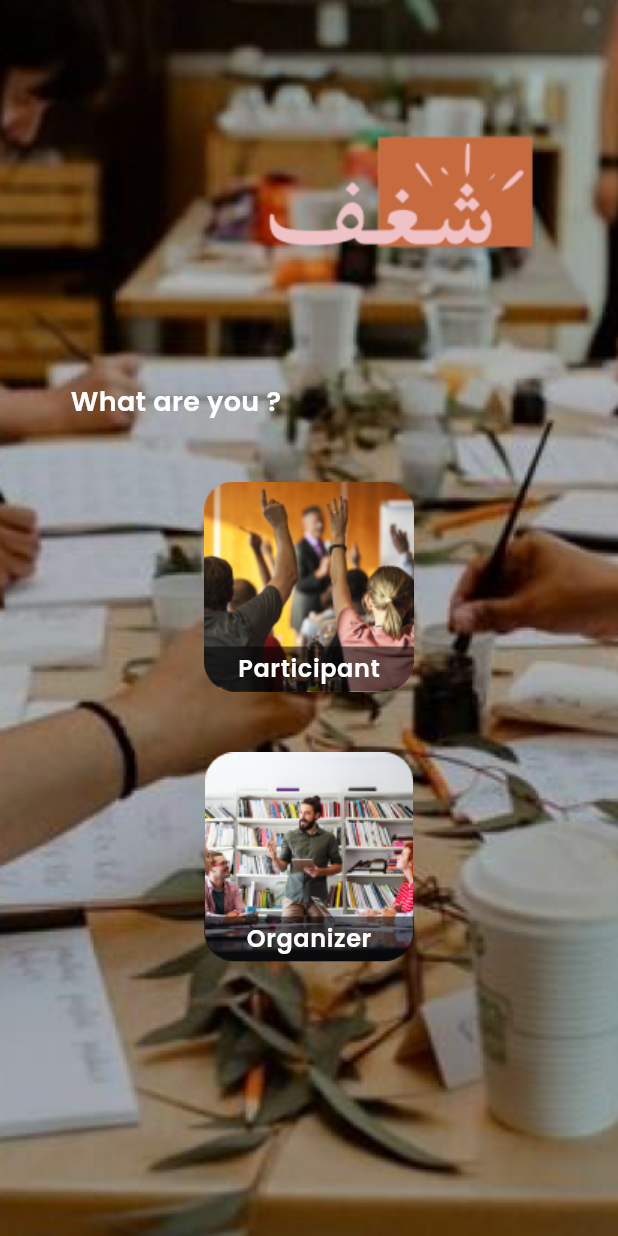
After one commit to Rahafahg/shaghaf, a Flutter app: the SelectRoleScreen screen opened directly, on a phone screen of 412 x 824 dp. The commit adds this screen. Run offline on Flutter 3.47's test engine with Material 3 defaults, Android fonts, the phone set to English and light mode, and no system bars; our stand-ins replace introduction_screen.

Commit message:
select role finished

```diff
--- a/lib/screens/other_screens/onboarding_screen.dart
+++ b/lib/screens/other_screens/onboarding_screen.dart
@@ -1,8 +1,9 @@
-import 'dart:developer';
 import 'package:flutter/material.dart';
 import 'package:introduction_screen/introduction_screen.dart';
 import 'package:shaghaf/constants/constants.dart';
+import 'package:shaghaf/extensions/screen_nav.dart';
 import 'package:shaghaf/extensions/screen_size.dart';
+import 'package:shaghaf/screens/other_screens/select_role_screen.dart';
 import 'package:shaghaf/widgets/buttons/main_button.dart';
 
 class FirstScreen extends StatelessWidget {
@@ -47,7 +48,7 @@ class FirstScreen extends StatelessWidget {
                       Text(phrases[index][1],style: Theme.of(context).textTheme.titleSmall,),
                       const SizedBox(height: 50),
                       MainButton(
-                        onPressed: () => index!=2 ? key.currentState?.next() : log("I'm Done !!"),
+                        onPressed: () => index!=2 ? key.currentState?.next() : context.push(screen: const SelectRoleScreen()),
                         text: index!=2 ? "Next" : "Continue",
                         width: 290,
                         height: 45,
--- /dev/null
+++ b/lib/screens/other_screens/select_role_screen.dart
@@ -0,0 +1,28 @@
+import 'package:flutter/material.dart';
+import 'package:shaghaf/extensions/screen_size.dart';
+import 'package:shaghaf/widgets/cards/role_card.dart';
+
+class SelectRoleScreen extends StatelessWidget {
+  const SelectRoleScreen({super.key});
+
+  @override
+  Widget build(BuildContext context) {
+    return Scaffold(
+      body: Container(
+        width: context.getWidth(),
+        decoration: const BoxDecoration(image: DecorationImage(image: AssetImage('assets/images/auth_bg.png'), fit: BoxFit.cover),),
+        child: Column(
+          children: [
+            Container(padding: const EdgeInsets.only(top: 61, left: 92),child: Image.asset('assets/images/logo.png')),
+            const SizedBox(height: 55,),
+            Row(mainAxisAlignment: MainAxisAlignment.start,children: [const SizedBox(width: 47,),Text("What are you ?", style: Theme.of(context).textTheme.bodyMedium,)]),
+            const SizedBox(height: 40),
+            const RoleCard(),
+            const SizedBox(height: 40),
+            const RoleCard(isOrganizer:true)
+          ],
+        ),
+      )
+    );
+  }
+}
--- a/lib/widgets/buttons/main_button.dart
+++ b/lib/widgets/buttons/main_button.dart
@@ -16,7 +16,7 @@ class MainButton extends StatelessWidget {
       child: ElevatedButton(
         onPressed: onPressed,
         style: const ButtonStyle(backgroundColor: WidgetStatePropertyAll(Constants.mainOrange)),
-        child: Text(text, style: const TextStyle(fontSize: 18, color: Colors.white, fontFamily: "Poppins", fontWeight: FontWeight.w600))
+        child: Text(text, style: Theme.of(context).textTheme.bodyMedium)
       ),
     );
   }
--- /dev/null
+++ b/lib/widgets/cards/role_card.dart
@@ -0,0 +1,29 @@
+import 'package:flutter/material.dart';
+import 'package:shaghaf/extensions/screen_nav.dart';
+import 'package:shaghaf/extensions/screen_size.dart';
+import 'package:shaghaf/screens/auth_screens/create_account_screen.dart';
+
+class RoleCard extends StatelessWidget {
+  final bool? isOrganizer;
+  const RoleCard({super.key, this.isOrganizer});
+
+  @override
+  Widget build(BuildContext context) {
+    return InkWell(
+      onTap: () => context.push(screen: isOrganizer!=null ? const CreateOrganizerAccountScreen() : const CreateUserAccountScreen()),
+      child: Container(
+        alignment: Alignment.bottomCenter,
+        width: 140,
+        height: 140,
+        decoration: BoxDecoration(image: DecorationImage(image: AssetImage('assets/images/${isOrganizer!=null ? 'organizer' : 'participant'}_role.png'))),
+        child: Container(
+          alignment: Alignment.center,
+          width: context.getWidth(),
+          height: 30,
+          decoration: const BoxDecoration(color: Colors.black54,borderRadius: BorderRadius.only(bottomLeft: Radius.circular(20), bottomRight: Radius.circular(20))),
+          child: Text(isOrganizer!=null ? "Organizer" : "Participant", style:Theme.of(context).textTheme.bodySmall),
+        ),
+      ),
+    );
+  }
+}
```
Also changed, not shown: lib/main.dart (+7 -1 lines), lib/screens/auth_screens/create_account_screen.dart (+19 -2 lines), assets/images/auth_bg.png (added), assets/images/onboarding_pic1.png, assets/images/onboarding_pic11.png (added), assets/images/organizer_role.png (added), assets/images/participant_role.png (added), lib/screens/other_screens/select_categories_screen.dart (renamed from lib/screens/other_screens/select_categories.dart).
